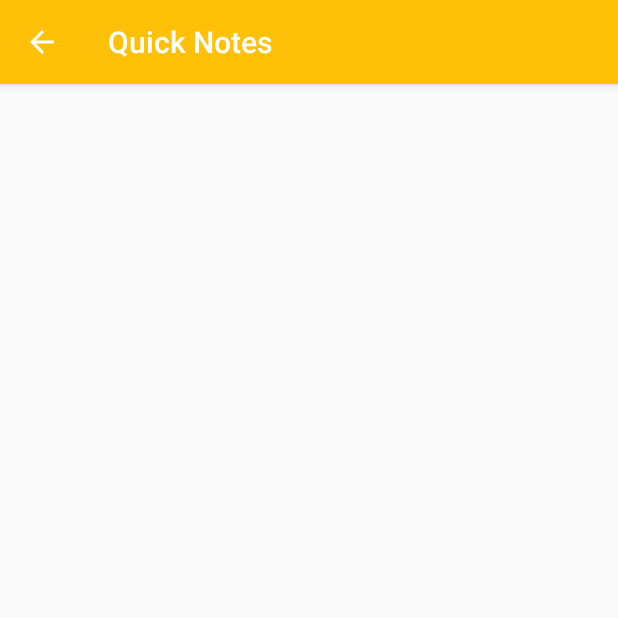
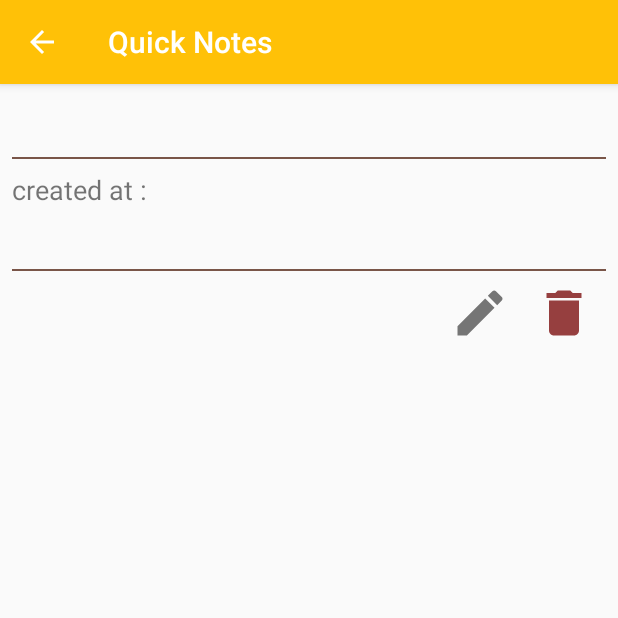
Before and after one commit to Pabls/QuickNotes, an Android app: the NoteActivity screen opened directly, with no data from a screen before it, on a phone screen of 412 x 824 dp, the top half of it. Run offline under Robolectric (Android 15) with nearby library versions, the phone set to English and light mode, and no system bars; our stand-ins replace Dagger/Hilt's generated code, RxJava; libraries missing offline, so code that uses them is left out: com.jakewharton.rxbinding2; 7 statements that could not run were skipped.

Commit message:
added NoteDetailsFragment

```diff
--- a/app/src/main/AndroidManifest.xml
+++ b/app/src/main/AndroidManifest.xml
@@ -23,7 +23,8 @@
             </intent-filter>
         </activity>
 
-        <activity android:name=".presentation.main.MainActivity" />
+        <activity android:name=".presentation.main.MainActivity"
+            android:windowSoftInputMode="stateAlwaysHidden"/>
 
         <activity android:name=".presentation.note.root.NoteActivity" />
 
--- a/app/src/main/java/com/ar4i/quicknotes/app/di/modules/ViewModule.java
+++ b/app/src/main/java/com/ar4i/quicknotes/app/di/modules/ViewModule.java
@@ -1,6 +1,7 @@
 package com.ar4i.quicknotes.app.di.modules;
 
 import com.ar4i.quicknotes.domain.auth.AuthInteractor;
+import com.ar4i.quicknotes.domain.notes.INotesInteractor;
 import com.ar4i.quicknotes.domain.notes.NotesInteractor;
 import com.ar4i.quicknotes.domain.resources.ResourceInteractor;
 import com.ar4i.quicknotes.presentation.newnote.presenter.NewNotePresenter;
@@ -39,7 +40,7 @@ public class ViewModule {
     }
 
     @Provides
-    NoteDetailsPresenter provideNoteDetailsPresenter() {
-        return new NoteDetailsPresenter();
+    NoteDetailsPresenter provideNoteDetailsPresenter(NotesInteractor notesInteractor) {
+        return new NoteDetailsPresenter(notesInteractor);
     }
 }
--- a/app/src/main/java/com/ar4i/quicknotes/data/models/NoteVm.java
+++ b/app/src/main/java/com/ar4i/quicknotes/data/models/NoteVm.java
@@ -1,10 +1,13 @@
 package com.ar4i.quicknotes.data.models;
 
+import android.os.Parcelable;
+
+import java.io.Serializable;
 import java.text.Format;
 import java.text.SimpleDateFormat;
 import java.util.Date;
 
-public class NoteVm {
+public class NoteVm implements Serializable {
     private static final String PATTERN = "dd.MM.yyyy HH:mm:ss";
     private String creationDate;
     private long timestamp;
--- a/app/src/main/java/com/ar4i/quicknotes/data/repositories/firebaserealtime/IFirebaseRealtimeRepository.java
+++ b/app/src/main/java/com/ar4i/quicknotes/data/repositories/firebaserealtime/IFirebaseRealtimeRepository.java
@@ -10,5 +10,6 @@ import io.reactivex.Single;
 
 public interface IFirebaseRealtimeRepository {
     Completable sendNote(NoteVm noteVm);
+    Completable removeNote(NoteVm noteVm);
     Observable<List<NoteVm>> getNotes(String userId);
 }
--- a/app/src/main/java/com/ar4i/quicknotes/domain/notes/INotesInteractor.java
+++ b/app/src/main/java/com/ar4i/quicknotes/domain/notes/INotesInteractor.java
@@ -12,11 +12,13 @@ public interface INotesInteractor {
 
     Completable saveNote(NoteVm note);
 
-    Single<NoteVm> getLastSavedNote();
+    Single<NoteVm> getLastUnsavedNote();
 
     Completable deleteLastNote();
 
     Completable sendNote(NoteVm noteVm);
 
     Observable<List<NoteVm>> getNotes(String userId);
+
+    Completable removeNote(NoteVm noteVm);
 }
--- a/app/src/main/java/com/ar4i/quicknotes/presentation/newnote/presenter/NewNotePresenter.java
+++ b/app/src/main/java/com/ar4i/quicknotes/presentation/newnote/presenter/NewNotePresenter.java
@@ -117,7 +117,7 @@ public class NewNotePresenter extends BasePresenter<INewNoteView> {
     }
 
     private void getLastNote() {
-        track(iNotesInteractor.getLastSavedNote()
+        track(iNotesInteractor.getLastUnsavedNote()
                 .subscribeOn(Schedulers.io())
                 .observeOn(AndroidSchedulers.mainThread())
                 .doOnSubscribe(_void -> getView().showLoad())
--- a/app/src/main/java/com/ar4i/quicknotes/presentation/newnote/views/NewNoteFragment.java
+++ b/app/src/main/java/com/ar4i/quicknotes/presentation/newnote/views/NewNoteFragment.java
@@ -172,6 +172,8 @@ public class NewNoteFragment extends BaseFragment implements INewNoteView {
         etBody = getActivity().findViewById(R.id.et_body);
         fabSendNote = getActivity().findViewById(R.id.fab_send);
         clContainer = getActivity().findViewById(R.id.cl_container);
+        etTitle.clearFocus();
+        etBody.clearFocus();
     }
 
     // endregion-------------------------------------Private methods--------------------------------
--- a/app/src/main/java/com/ar4i/quicknotes/presentation/note/notedetails/presenter/NoteDetailsPresenter.java
+++ b/app/src/main/java/com/ar4i/quicknotes/presentation/note/notedetails/presenter/NoteDetailsPresenter.java
@@ -1,7 +1,63 @@
 package com.ar4i.quicknotes.presentation.note.notedetails.presenter;
 
+import com.ar4i.quicknotes.data.models.NoteVm;
+import com.ar4i.quicknotes.domain.notes.INotesInteractor;
 import com.ar4i.quicknotes.presentation.base.presenter.BasePresenter;
 import com.ar4i.quicknotes.presentation.note.notedetails.views.INoteDetailsView;
 
+import io.reactivex.android.schedulers.AndroidSchedulers;
+import io.reactivex.schedulers.Schedulers;
+
 public class NoteDetailsPresenter extends BasePresenter<INoteDetailsView> {
+
+    public NoteDetailsPresenter(INotesInteractor iNotesInteractor) {
+        this.iNotesInteractor = iNotesInteractor;
+    }
+
+    // region========================================Fileds=========================================
+
+    INotesInteractor iNotesInteractor;
+    private NoteVm noteVm;
+
+    // endregion-------------------------------------Fileds-----------------------------------------
+
+    // region========================================extends BasePresenter<INoteDetailsView>========
+
+    @Override
+    public void attachView(INoteDetailsView view) {
+        super.attachView(view);
+        noteVm = getView().getNote();
+        setDataToView(noteVm);
+
+        track(getView().onEditIconClick()
+                .subscribe(click -> {
+
+                }));
+
+        track(getView().onRemoveIconClick()
+                .subscribe(click -> removeNote(noteVm)));
+    }
+
+    // endregion-------------------------------------extends BasePresenter<INoteDetailsView>--------
+
+    // region========================================Private methods================================
+
+    private void setDataToView(NoteVm noteVm) {
+        getView().setBody(noteVm.getBody());
+        getView().setTitle(noteVm.getTitle());
+        getView().setCreationDate(noteVm.getCreationDate());
+    }
+
+    private void removeNote(NoteVm noteVm) {
+        track(iNotesInteractor.removeNote(noteVm)
+                .subscribeOn(Schedulers.io())
+                .observeOn(AndroidSchedulers.mainThread())
+                .subscribe(() -> {
+
+                }, error -> {
+
+                }));
+    }
+
+    // endregion-------------------------------------Private methods--------------------------------
 }
--- a/app/src/main/java/com/ar4i/quicknotes/presentation/note/notedetails/views/INoteDetailsView.java
+++ b/app/src/main/java/com/ar4i/quicknotes/presentation/note/notedetails/views/INoteDetailsView.java
@@ -1,5 +1,6 @@
 package com.ar4i.quicknotes.presentation.note.notedetails.views;
 
+import com.ar4i.quicknotes.data.models.NoteVm;
 import com.ar4i.quicknotes.presentation.base.views.IMvpView;
 
 import io.reactivex.Observable;
@@ -9,6 +10,8 @@ public interface INoteDetailsView extends IMvpView {
 
     Observable<Boolean> onRemoveIconClick();
 
+    NoteVm getNote();
+
     void setTitle(String title);
 
     void setCreationDate(String date);
--- a/app/src/main/java/com/ar4i/quicknotes/presentation/note/notedetails/views/NoteDetailsFragment.java
+++ b/app/src/main/java/com/ar4i/quicknotes/presentation/note/notedetails/views/NoteDetailsFragment.java
@@ -6,6 +6,7 @@ import android.widget.ImageView;
 import android.widget.TextView;
 
 import com.ar4i.quicknotes.R;
+import com.ar4i.quicknotes.data.models.NoteVm;
 import com.ar4i.quicknotes.presentation.base.presenter.IPresenter;
 import com.ar4i.quicknotes.presentation.base.views.BaseFragment;
 import com.ar4i.quicknotes.presentation.note.notedetails.presenter.NoteDetailsPresenter;
@@ -19,12 +20,21 @@ import io.reactivex.Observable;
 
 public class NoteDetailsFragment extends BaseFragment implements INoteDetailsView {
 
-    public static NoteDetailsFragment newInstance(){ return new NoteDetailsFragment(); }
+    private static final String EXTRA_NOTE = "com.ar4i.quicknotes.extra_note";
+
+    public static NoteDetailsFragment newInstance(NoteVm noteVm) {
+        NoteDetailsFragment fragment = new NoteDetailsFragment();
+        Bundle args = new Bundle();
+        args.putSerializable(EXTRA_NOTE, noteVm);
+        fragment.setArguments(args);
+        return fragment;
+    }
 
     // region========================================Fields=========================================
 
     @Inject
     NoteDetailsPresenter noteDetailsPresenter;
+    NoteVm note;
 
     // endregion-------------------------------------Fields-----------------------------------------
 
@@ -44,6 +54,13 @@ public class NoteDetailsFragment extends BaseFragment implements INoteDetailsVie
 
     @Override
     public void onViewCreated(@NonNull View view, @Nullable Bundle savedInstanceState) {
+        try {
+            NoteVm noteVm = (NoteVm) getArguments().getSerializable(EXTRA_NOTE);
+            setNote(noteVm);
+        } catch (Exception e) {
+            note = null;
+        }
+
         initView();
         super.onViewCreated(view, savedInstanceState);
     }
@@ -81,6 +98,10 @@ public class NoteDetailsFragment extends BaseFragment implements INoteDetailsVie
         imgRemove = getActivity().findViewById(R.id.img_remove);
     }
 
+    private void setNote(NoteVm note) {
+        this.note = note;
+    }
+
     //-------------------------------------------end Private methods--------------------------------
 
 
@@ -94,6 +115,11 @@ public class NoteDetailsFragment extends BaseFragment implements INoteDetailsVie
     @Override
     public Observable<Boolean> onRemoveIconClick() {
         return RxView.clicks(imgRemove).map(click -> true);
+    }
+
+    @Override
+    public NoteVm getNote() {
+        return note;
     }
 
     @Override
--- a/app/src/main/java/com/ar4i/quicknotes/presentation/note/root/NoteActivity.java
+++ b/app/src/main/java/com/ar4i/quicknotes/presentation/note/root/NoteActivity.java
@@ -1,34 +1,86 @@
 package com.ar4i.quicknotes.presentation.note.root;
 
-import androidx.appcompat.app.AppCompatActivity;
-
+import android.content.Context;
+import android.content.Intent;
 import android.os.Bundle;
 import android.view.MenuItem;
 
 import com.ar4i.quicknotes.R;
+import com.ar4i.quicknotes.data.models.NoteVm;
 import com.ar4i.quicknotes.presentation.base.views.BaseFragment;
+import com.ar4i.quicknotes.presentation.note.notedetails.views.NoteDetailsFragment;
+
+import androidx.appcompat.app.AppCompatActivity;
 
 public class NoteActivity extends AppCompatActivity {
+
+    private static final String EXTRA_NOTE = "com.ar4i.quicknotes.extra_note";
+    private static final String KEY_NOTE = "com.ar4i.quicknotes.key_note";
+
+    public static Intent getStartIntent(Context context, NoteVm noteVm) {
+        Intent intent = new Intent(context, NoteActivity.class);
+        intent.putExtra(EXTRA_NOTE, noteVm);
+        return intent;
+    }
+
+    // region========================================Fields=========================================
+
+    NoteVm note;
+
+    // endregion-------------------------------------Fields-----------------------------------------
 
     //==========================================start Lifecycle=====================================
 
     @Override
     protected void onCreate(Bundle savedInstanceState) {
         super.onCreate(savedInstanceState);
+        setContentView(R.layout.activity_note);
+        try {
+            note = (NoteVm) getIntent().getSerializableExtra(EXTRA_NOTE);
+        } catch (Exception e) {
+            note = null;
+        }
+
         getSupportActionBar().setDisplayHomeAsUpEnabled(true);
+        getSupportActionBar().setHomeButtonEnabled(true);
+
+        if (savedInstanceState == null) {
+            try {
+                note = (NoteVm) getIntent().getSerializableExtra(EXTRA_NOTE);
+            } catch (Exception e) {
+                note = null;
+            }
+            showFragment(NoteDetailsFragment.newInstance(note));
+        }
+    }
+
+    @Override
+    protected void onSaveInstanceState(Bundle outState) {
+        super.onSaveInstanceState(outState);
+        outState.putSerializable(KEY_NOTE, note);
+    }
+
+    @Override
+    protected void onRestoreInstanceState(Bundle savedInstanceState) {
+        super.onRestoreInstanceState(savedInstanceState);
+        note = (NoteVm) savedInstanceState.getSerializable(KEY_NOTE);
     }
 
     @Override
     public boolean onOptionsItemSelected(MenuItem item) {
         if (item.getItemId() == android.R.id.home) {
-            finish();
+            onBackPressed();
             return true;
         }
         return super.onOptionsItemSelected(item);
     }
 
+    @Override
+    public void onBackPressed() {
+        super.onBackPressed();
+    }
+
     //-------------------------------------------end Lifecycle--------------------------------------
-
 
     //==========================================start Private methods===============================
 
--- a/app/src/main/java/com/ar4i/quicknotes/presentation/notes/presenter/NotesPresenter.java
+++ b/app/src/main/java/com/ar4i/quicknotes/presentation/notes/presenter/NotesPresenter.java
@@ -34,9 +34,10 @@ public class NotesPresenter extends BasePresenter<INotesView> {
         super.attachView(view);
         getUser();
         track(getView().onListItemClick()
-                .subscribe(index -> getView().navigateToNoteActivity()));
+                .subscribe(index -> {
+                    getView().navigateToNoteActivity(notes.get(index));
+                }));
     }
-
 
     //-------------------------------------------end extends BasePresenter<INotesView>--------------
 
@@ -60,6 +61,7 @@ public class NotesPresenter extends BasePresenter<INotesView> {
                 .subscribeOn(Schedulers.io())
                 .observeOn(AndroidSchedulers.mainThread())
                 .subscribe(notes -> {
+                    this.notes = notes;
                     getView().showNoNotesMessage(notes == null || notes.isEmpty());
                     getView().setNotes(notes);
                 }, error -> getView().showMessage(error.getMessage())));
--- a/app/src/main/java/com/ar4i/quicknotes/presentation/notes/views/INotesView.java
+++ b/app/src/main/java/com/ar4i/quicknotes/presentation/notes/views/INotesView.java
@@ -15,5 +15,5 @@ public interface INotesView extends IMvpView {
 
     void showNoNotesMessage(boolean show);
 
-    void navigateToNoteActivity();
+    void navigateToNoteActivity(NoteVm noteVm);
 }
--- a/app/src/main/java/com/ar4i/quicknotes/presentation/notes/views/NotesFragment.java
+++ b/app/src/main/java/com/ar4i/quicknotes/presentation/notes/views/NotesFragment.java
@@ -1,6 +1,5 @@
 package com.ar4i.quicknotes.presentation.notes.views;
 
-import android.content.Intent;
 import android.os.Bundle;
 import android.view.View;
 import android.widget.TextView;
@@ -95,8 +94,8 @@ public class NotesFragment extends BaseFragment implements INotesView {
     }
 
     @Override
-    public void navigateToNoteActivity() {
-        getActivity().startActivity(new Intent(getActivity(), NoteActivity.class));
+    public void navigateToNoteActivity(NoteVm noteVm) {
+        getActivity().startActivity(NoteActivity.getStartIntent(getActivity(), noteVm));
     }
 
     //-------------------------------------------end implements INotesView--------------------------
--- a/app/src/main/res/layout/fragment_note_details.xml
+++ b/app/src/main/res/layout/fragment_note_details.xml
@@ -11,7 +11,6 @@
         android:layout_width="match_parent"
         android:layout_height="match_parent">
 
-
         <TextView
             android:id="@+id/tv_title"
             android:layout_width="@dimen/match_constraint"
@@ -19,11 +18,12 @@
             android:layout_marginStart="@dimen/margin_8"
             android:layout_marginTop="@dimen/margin_8"
             android:layout_marginEnd="@dimen/margin_8"
+            android:gravity="center"
             android:textColor="@color/brown"
             android:textSize="@dimen/title_size"
             android:textStyle="bold"
-            android:gravity="center"
             app:layout_constraintEnd_toEndOf="parent"
+            app:layout_constraintHorizontal_bias="1.0"
             app:layout_constraintStart_toStartOf="parent"
             app:layout_constraintTop_toTopOf="parent"
             tools:text="@tools:sample/cities" />
@@ -33,9 +33,10 @@
             android:layout_width="wrap_content"
             android:layout_height="wrap_content"
             android:layout_marginStart="@dimen/margin_8"
-            app:layout_constraintBottom_toBottomOf="@+id/img_edit"
+            android:layout_marginTop="@dimen/margin_8"
+            android:textSize="18sp"
             app:layout_constraintStart_toEndOf="@+id/tv_creation_date_label"
-            app:layout_constraintTop_toTopOf="@+id/img_edit"
+            app:layout_constraintTop_toBottomOf="@+id/v_top_divider"
             tools:text="@tools:sample/date/mmddyy" />
 
         <TextView
@@ -43,10 +44,11 @@
             android:layout_width="wrap_content"
             android:layout_height="wrap_content"
             android:layout_marginStart="@dimen/margin_8"
+            android:layout_marginTop="@dimen/margin_8"
             android:text="@string/notes_item.text.created_at"
-            app:layout_constraintBottom_toBottomOf="@+id/img_edit"
+            android:textSize="18sp"
             app:layout_constraintStart_toStartOf="parent"
-            app:layout_constraintTop_toTopOf="@+id/img_edit" />
+            app:layout_constraintTop_toBottomOf="@+id/v_top_divider" />
 
         <TextView
             android:id="@+id/tv_body"
@@ -55,11 +57,10 @@
             android:layout_marginStart="@dimen/margin_8"
             android:layout_marginTop="@dimen/margin_8"
             android:layout_marginEnd="@dimen/margin_8"
-            android:layout_marginBottom="@dimen/margin_8"
-            app:layout_constraintBottom_toBottomOf="parent"
+            android:textSize="18sp"
             app:layout_constraintEnd_toEndOf="parent"
             app:layout_constraintStart_toStartOf="parent"
-            app:layout_constraintTop_toBottomOf="@+id/img_edit"
+            app:layout_constraintTop_toBottomOf="@+id/tv_creation_date"
             tools:text="@tools:sample/lorem" />
 
         <ImageView
@@ -67,9 +68,14 @@
             android:layout_width="@dimen/small_icon_size"
             android:layout_height="@dimen/small_icon_size"
             android:layout_marginTop="@dimen/margin_8"
-            android:layout_marginEnd="32dp"
+            android:layout_marginEnd="@dimen/margin_16"
+            android:layout_marginBottom="@dimen/margin_8"
+            android:background="?attr/selectableItemBackgroundBorderless"
+            android:clickable="true"
+            android:focusable="true"
+            app:layout_constraintBottom_toBottomOf="parent"
             app:layout_constraintEnd_toStartOf="@+id/img_remove"
-            app:layout_constraintTop_toBottomOf="@+id/tv_title"
+            app:layout_constraintTop_toBottomOf="@+id/v_bottom_divider"
             app:srcCompat="@drawable/ic_mode" />
 
         <ImageView
@@ -77,10 +83,39 @@
             android:layout_width="@dimen/small_icon_size"
             android:layout_height="@dimen/small_icon_size"
             android:layout_marginTop="@dimen/margin_8"
-            android:layout_marginEnd="16dp"
+            android:layout_marginEnd="@dimen/margin_16"
+            android:layout_marginBottom="@dimen/margin_8"
+            android:background="?attr/selectableItemBackgroundBorderless"
+            android:clickable="true"
+            android:focusable="true"
+            app:layout_constraintBottom_toBottomOf="parent"
             app:layout_constraintEnd_toEndOf="parent"
-            app:layout_constraintTop_toBottomOf="@+id/tv_title"
+            app:layout_constraintTop_toBottomOf="@+id/v_bottom_divider"
             app:srcCompat="@drawable/ic_delete" />
+
+        <View
+            android:id="@+id/v_top_divider"
+            android:layout_width="@dimen/match_constraint"
+            android:layout_height="1dp"
+            android:layout_marginStart="@dimen/margin_8"
+            android:layout_marginTop="@dimen/margin_8"
+            android:layout_marginEnd="@dimen/margin_8"
+            android:background="@color/brown"
+            app:layout_constraintEnd_toEndOf="parent"
+            app:layout_constraintStart_toStartOf="parent"
+            app:layout_constraintTop_toBottomOf="@+id/tv_title" />
+
+        <View
+            android:id="@+id/v_bottom_divider"
+            android:layout_width="@dimen/match_constraint"
+            android:layout_height="1dp"
+            android:layout_marginStart="@dimen/margin_8"
+            android:layout_marginTop="@dimen/margin_8"
+            android:layout_marginEnd="@dimen/margin_8"
+            android:background="@color/brown"
+            app:layout_constraintEnd_toEndOf="parent"
+            app:layout_constraintStart_toStartOf="parent"
+            app:layout_constraintTop_toBottomOf="@+id/tv_body" />
 
     </androidx.constraintlayout.widget.ConstraintLayout>
 
```
Also changed, not shown: app/src/main/java/com/ar4i/quicknotes/data/repositories/firebaserealtime/FirebaseRealtimeRepository.java (+10 -0 lines), app/src/main/java/com/ar4i/quicknotes/domain/notes/NotesInteractor.java (+6 -1 lines).
